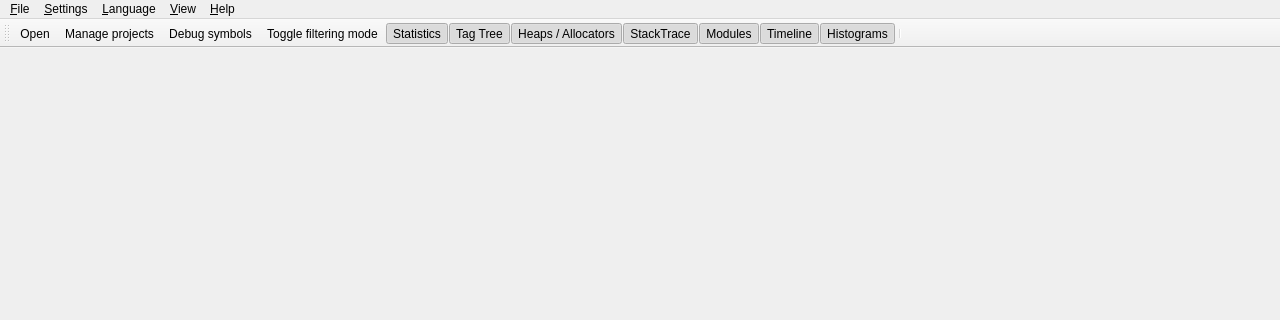
Above: src/mtuner.ui from RudjiGames/MTuner before the change; both pictures show x 0 to 1280 and y 0 to 320 of the 1280 by 720 pixel window. Below: the same form after it.
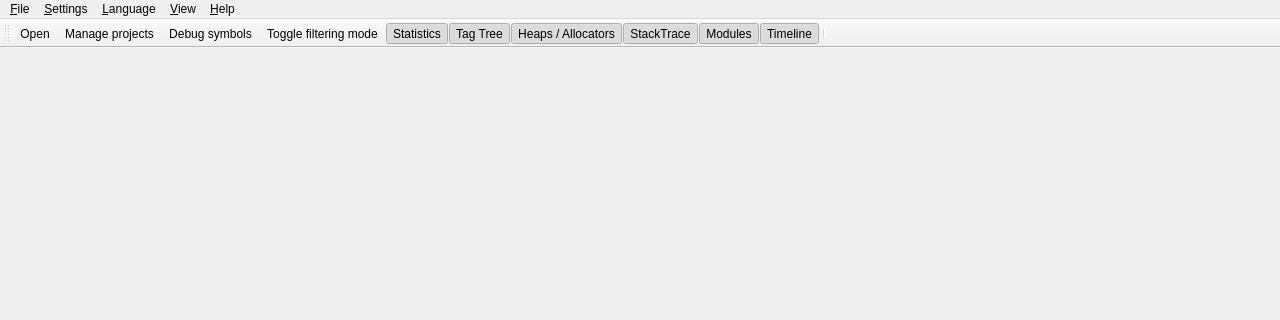
That is the form after the change. Icons and pictures are not drawn.

Commit message: Adjust View menu

The edit to the form file:
```diff
--- a/src/mtuner.ui
+++ b/src/mtuner.ui
@@ -126,7 +126,6 @@
    <addaction name="action_View_StackTrace"/>
    <addaction name="action_view_ModulesDock"/>
    <addaction name="action_View_Memory_Graph"/>
-   <addaction name="action_View_Histograms"/>
    <addaction name="separator"/>
   </widget>
   <action name="action_Open">
```
Left out of the diff: 8 changed lines with no effect on the pictures. The commit also changes 1 other file.
